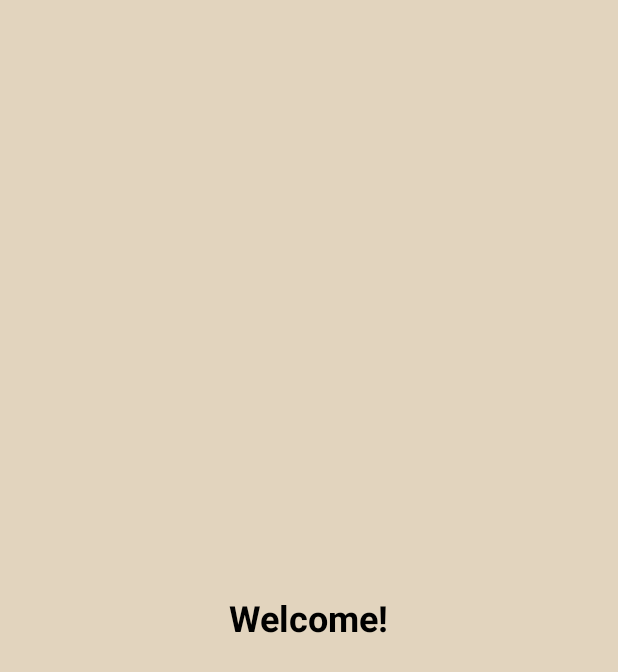
After one commit to AdamRos3/LocalLoop_SEG2105, an Android app: the layout activity_welcome.xml on its own in the app's theme, with its tools: preview values and no code run, on a phone screen of 412 x 824 dp. The commit adds this screen. Shown: the top 672 px of the screen. Run offline under Robolectric (Android 15) with nearby library versions, the phone set to English and light mode, and no system bars.

Commit message:
Implemented a simple welcome screen.

```diff
--- /dev/null
+++ b/app/src/main/res/layout/activity_welcome.xml
@@ -0,0 +1,20 @@
+<?xml version="1.0" encoding="utf-8"?>
+<LinearLayout
+    xmlns:android="http://schemas.android.com/apk/res/android"
+    android:id="@+id/main"
+    android:layout_width="match_parent"
+    android:layout_height="match_parent"
+    android:orientation="vertical"
+    android:gravity="center"
+    android:padding="24dp"
+    android:background="#5CAF954C">
+
+    <TextView
+        android:id="@+id/welcome_message"
+        android:layout_width="wrap_content"
+        android:layout_height="wrap_content"
+        android:text="Welcome!"
+        android:textSize="24sp"
+        android:textStyle="bold"
+        android:textColor="#000000" />
+</LinearLayout>
```
Also changed, not shown: app/src/main/java/com/example/localloop/MainActivity.java (+17 -6 lines), app/src/main/java/com/example/localloop/WelcomeActivity.java (added, +36 -0 lines).
